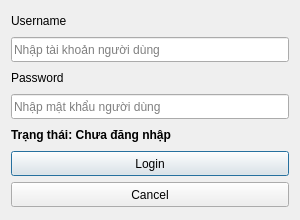
The window that Client/GUI/GUI_Login.ui (minhtringuyennn/SocketPrograming) describes before a commit, drawn with Qt 5.
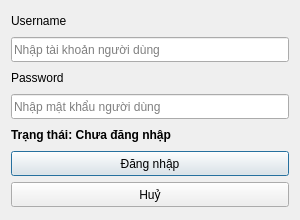
The same window after the commit.

Patch:
```diff
--- a/Client/GUI/GUI_Login.ui
+++ b/Client/GUI/GUI_Login.ui
@@ -128,7 +128,7 @@
       </size>
      </property>
      <property name="text">
-      <string>Login</string>
+      <string>Đăng nhập</string>
      </property>
      <property name="iconSize">
       <size>
@@ -139,6 +139,9 @@
      <property name="checkable">
       <bool>true</bool>
      </property>
+     <property name="default">
+      <bool>true</bool>
+     </property>
     </widget>
    </item>
    <item row="17" column="0" colspan="2">
@@ -153,10 +156,10 @@
       <enum>Qt::TabFocus</enum>
      </property>
      <property name="text">
-      <string>Cancel</string>
+      <string>Huỷ</string>
      </property>
      <property name="autoDefault">
-      <bool>true</bool>
+      <bool>false</bool>
      </property>
      <property name="default">
       <bool>false</bool>
```
Left out of the diff: 14 changed lines with no effect on the pictures.
